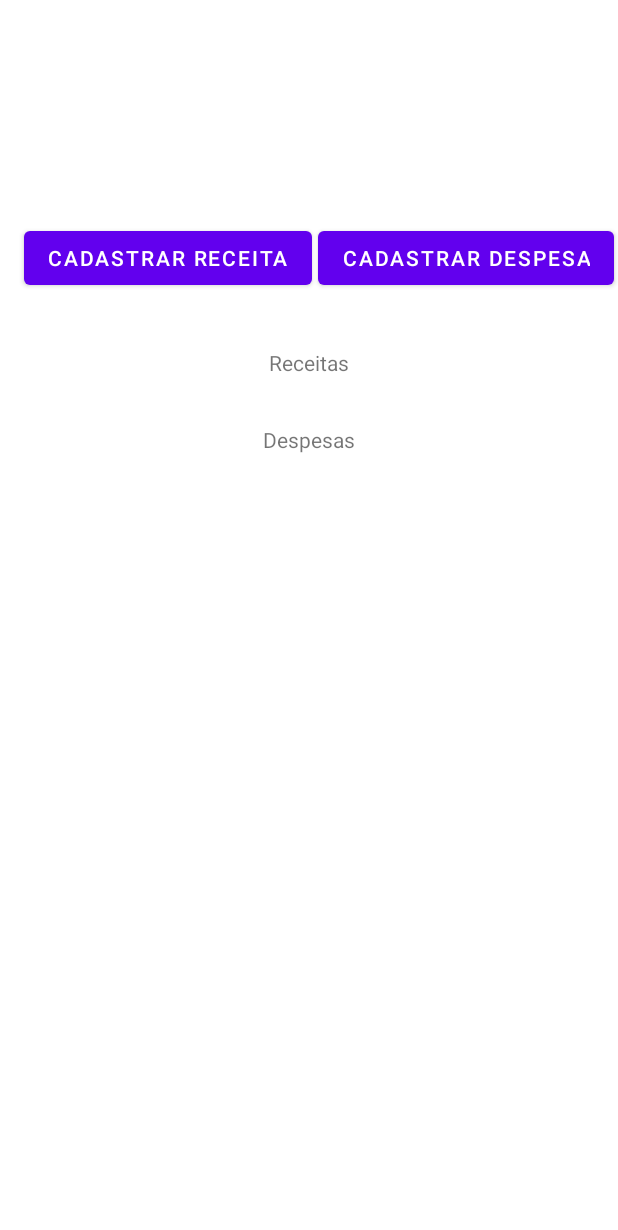
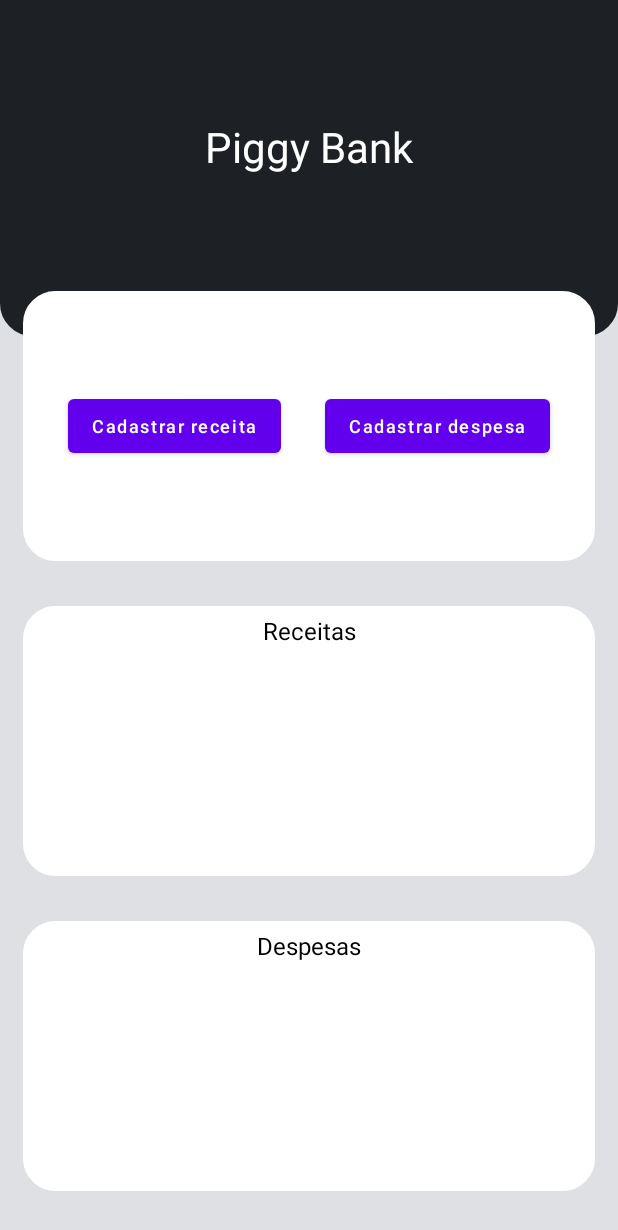
Before and after one commit to ysrod/finance-manager, an Android app: the MainActivity screen opened directly, with no data from a screen before it, on a phone screen of 412 x 824 dp. Shown: the top 1230 px of the screen. Run offline under Robolectric (Android 15) with nearby library versions, the phone set to English and light mode, and no system bars; our stand-ins replace Firebase (no records; nobody signed in at launch, a user with empty details on screens opened directly); 1 statement that could not run was skipped.

Commit message:
Update activity_main.xml

```diff
--- a/app/src/main/res/layout/activity_main.xml
+++ b/app/src/main/res/layout/activity_main.xml
@@ -4,73 +4,162 @@
     xmlns:tools="http://schemas.android.com/tools"
     android:layout_width="match_parent"
     android:layout_height="match_parent"
+    android:background="#DFE0E3"
     tools:context=".activity.MainActivity">
+
+    <androidx.constraintlayout.widget.ConstraintLayout
+        android:id="@+id/main_layout_titulo"
+        android:layout_width="match_parent"
+        android:layout_height="match_parent"
+        android:layout_marginTop="-30dp"
+        android:layout_marginBottom="600dp"
+        android:background="@drawable/dark_layout_bg"
+        app:layout_constraintBottom_toBottomOf="parent"
+        app:layout_constraintEnd_toEndOf="parent"
+        app:layout_constraintStart_toStartOf="parent"
+        app:layout_constraintTop_toTopOf="parent">
+
+        <TextView
+            android:id="@+id/textView4"
+            android:layout_width="0dp"
+            android:layout_height="wrap_content"
+            android:layout_marginStart="30dp"
+            android:layout_marginTop="50dp"
+            android:layout_marginEnd="30dp"
+            android:layout_marginBottom="50dp"
+            android:text="Piggy Bank"
+            android:textAlignment="center"
+            android:textColor="#FFFFFF"
+            android:textSize="28sp"
+            app:layout_constraintBottom_toBottomOf="parent"
+            app:layout_constraintEnd_toEndOf="parent"
+            app:layout_constraintStart_toStartOf="parent"
+            app:layout_constraintTop_toTopOf="parent" />
+    </androidx.constraintlayout.widget.ConstraintLayout>
+
+    <androidx.constraintlayout.widget.ConstraintLayout
+        android:id="@+id/main_layout_cadastros"
+        android:layout_width="match_parent"
+        android:layout_height="0dp"
+        android:layout_marginStart="15dp"
+        android:layout_marginTop="-30dp"
+        android:layout_marginEnd="15dp"
+        android:layout_marginBottom="450dp"
+        android:background="@drawable/white_layout_bg"
+        android:maxHeight="180dp"
+        app:layout_constraintBottom_toBottomOf="parent"
+        app:layout_constraintEnd_toEndOf="parent"
+        app:layout_constraintStart_toStartOf="parent"
+        app:layout_constraintTop_toBottomOf="@+id/main_layout_titulo">
+
+        <Button
+            android:id="@+id/main_button_expense"
+            android:layout_width="wrap_content"
+            android:layout_height="wrap_content"
+            android:layout_marginStart="10dp"
+            android:layout_marginEnd="10dp"
+            android:text="Cadastrar despesa"
+            android:textAllCaps="false"
+            android:textSize="12sp"
+            app:layout_constraintBottom_toBottomOf="parent"
+            app:layout_constraintEnd_toEndOf="parent"
+            app:layout_constraintStart_toEndOf="@+id/main_button_revenue"
+            app:layout_constraintTop_toTopOf="parent" />
+
+        <Button
+            android:id="@+id/main_button_revenue"
+            android:layout_width="wrap_content"
+            android:layout_height="wrap_content"
+            android:layout_marginStart="10dp"
+            android:text="Cadastrar receita"
+            android:textAlignment="textStart"
+            android:textAllCaps="false"
+            android:textSize="12sp"
+            app:layout_constraintBottom_toBottomOf="parent"
+            app:layout_constraintEnd_toStartOf="@+id/main_button_expense"
+            app:layout_constraintStart_toStartOf="parent"
+            app:layout_constraintTop_toTopOf="parent" />
+    </androidx.constraintlayout.widget.ConstraintLayout>
+
+    <androidx.constraintlayout.widget.ConstraintLayout
+        android:id="@+id/main_layout_receitas"
+        android:layout_width="match_parent"
+        android:layout_height="0dp"
+        android:layout_marginStart="15dp"
+        android:layout_marginTop="30dp"
+        android:layout_marginEnd="15dp"
+        android:layout_marginBottom="240dp"
+        android:background="@drawable/white_layout_bg"
+        android:maxHeight="180dp"
+        app:layout_constraintBottom_toBottomOf="parent"
+        app:layout_constraintEnd_toEndOf="parent"
+        app:layout_constraintStart_toStartOf="parent"
+        app:layout_constraintTop_toBottomOf="@id/main_layout_cadastros">
+
+        <TextView
+            android:id="@+id/textView2"
+            android:layout_width="wrap_content"
+            android:layout_height="wrap_content"
+            android:layout_marginTop="5dp"
+            android:text="Receitas"
+            android:textColor="#000000"
+            android:textSize="16sp"
+            app:layout_constraintEnd_toEndOf="parent"
+            app:layout_constraintStart_toStartOf="parent"
+            app:layout_constraintTop_toTopOf="parent" />
 
         <androidx.recyclerview.widget.RecyclerView
             android:id="@+id/main_recyclerview_revenue"
             android:layout_width="0dp"
-        android:layout_height="wrap_content"
-        android:layout_marginStart="16dp"
-        android:layout_marginTop="16dp"
-        android:layout_marginEnd="16dp"
+            android:layout_height="0dp"
+            android:layout_marginStart="5dp"
+            android:layout_marginEnd="5dp"
+            app:layout_constraintBottom_toBottomOf="parent"
             app:layout_constraintEnd_toEndOf="parent"
             app:layout_constraintStart_toStartOf="parent"
             app:layout_constraintTop_toBottomOf="@+id/textView2"
             tools:itemCount="5" />
 
-    <androidx.recyclerview.widget.RecyclerView
-        android:id="@+id/main_recyclerview_expense"
-        android:layout_width="0dp"
-        android:layout_height="wrap_content"
-        android:layout_marginStart="16dp"
-        android:layout_marginTop="13dp"
-        android:layout_marginEnd="16dp"
+    </androidx.constraintlayout.widget.ConstraintLayout>
+
+    <androidx.constraintlayout.widget.ConstraintLayout
+        android:id="@+id/main_layout_despesas"
+        android:layout_width="match_parent"
+        android:layout_height="0dp"
+        android:layout_marginStart="15dp"
+        android:layout_marginTop="30dp"
+        android:layout_marginEnd="15dp"
+        android:layout_marginBottom="30dp"
+        android:background="@drawable/white_layout_bg"
+        android:maxHeight="180dp"
+        app:layout_constraintBottom_toBottomOf="parent"
         app:layout_constraintEnd_toEndOf="parent"
-        app:layout_constraintHorizontal_bias="0.0"
         app:layout_constraintStart_toStartOf="parent"
-        app:layout_constraintTop_toBottomOf="@+id/textView"
-        tools:itemCount="5" />
-
-    <Button
-        android:id="@+id/main_button_revenue"
-        android:layout_width="wrap_content"
-        android:layout_height="wrap_content"
-        android:layout_marginStart="16dp"
-        android:layout_marginTop="148dp"
-        android:text="Cadastrar receita"
-        android:textAlignment="textStart"
-        app:layout_constraintStart_toStartOf="parent"
-        app:layout_constraintTop_toTopOf="parent" />
-
-    <Button
-        android:id="@+id/main_button_expense"
-        android:layout_width="wrap_content"
-        android:layout_height="wrap_content"
-        android:layout_marginTop="148dp"
-        android:text="cadastrar despesa"
-        app:layout_constraintEnd_toEndOf="parent"
-        app:layout_constraintHorizontal_bias="0.573"
-        app:layout_constraintStart_toEndOf="@+id/main_button_revenue"
-        app:layout_constraintTop_toTopOf="parent" />
+        app:layout_constraintTop_toBottomOf="@+id/main_layout_receitas">
 
         <TextView
             android:id="@+id/textView"
             android:layout_width="wrap_content"
             android:layout_height="wrap_content"
-        android:layout_marginTop="16dp"
+            android:layout_marginTop="5dp"
             android:text="Despesas"
-        app:layout_constraintEnd_toEndOf="parent"
-        app:layout_constraintStart_toStartOf="parent"
-        app:layout_constraintTop_toBottomOf="@+id/main_recyclerview_revenue" />
-
-    <TextView
-        android:id="@+id/textView2"
-        android:layout_width="wrap_content"
-        android:layout_height="wrap_content"
-        android:layout_marginTop="232dp"
-        android:text="Receitas"
+            android:textColor="#000000"
+            android:textSize="16sp"
             app:layout_constraintEnd_toEndOf="parent"
             app:layout_constraintStart_toStartOf="parent"
             app:layout_constraintTop_toTopOf="parent" />
 
+        <androidx.recyclerview.widget.RecyclerView
+            android:id="@+id/main_recyclerview_expense"
+            android:layout_width="0dp"
+            android:layout_height="0dp"
+            android:layout_marginStart="5dp"
+            android:layout_marginEnd="5dp"
+            app:layout_constraintBottom_toBottomOf="parent"
+            app:layout_constraintEnd_toEndOf="parent"
+            app:layout_constraintStart_toStartOf="parent"
+            app:layout_constraintTop_toBottomOf="@+id/textView"
+            tools:itemCount="5" />
     </androidx.constraintlayout.widget.ConstraintLayout>
+
+</androidx.constraintlayout.widget.ConstraintLayout>
```
Lines whose indentation alone changed are shown as unchanged.
